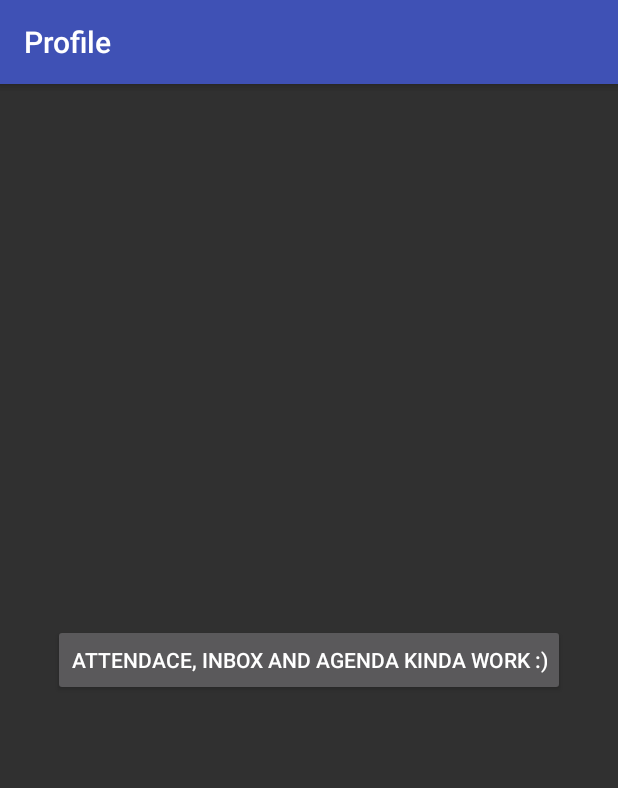
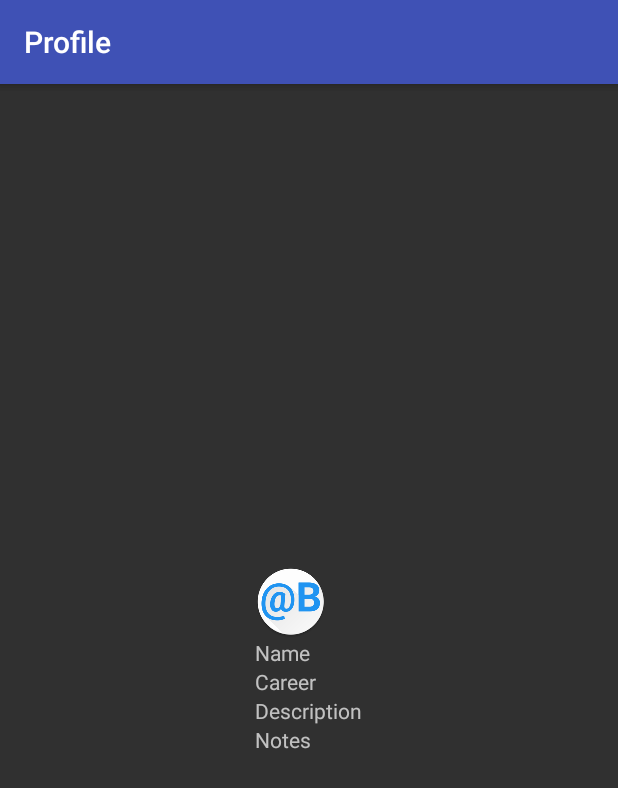
Before and after one commit to thermatk/MeAtB, an Android app: the fragment ProfileFragment placed in its activity, on a phone screen of 412 x 824 dp. Shown: the top 788 px of the screen. Run offline under Robolectric (Android 15) with nearby library versions, the phone set to English and light mode, and no system bars; libraries missing offline, so code that uses them is left out: com.evernote.android, com.mikepenz.google_material_typeface_library, com.mikepenz.materialdrawer, io.realm; pictures from the network do not load; 19 statements that could not run were skipped.

Commit message:
profile placeholder

```diff
--- a/app/src/main/java/com/thermatk/android/meatb/fragments/ProfileFragment.java
+++ b/app/src/main/java/com/thermatk/android/meatb/fragments/ProfileFragment.java
@@ -14,11 +14,17 @@ import android.view.LayoutInflater;
 import android.view.View;
 import android.view.ViewGroup;
 import android.widget.Button;
+import android.widget.ImageView;
+import android.widget.TextView;
 
+import com.bumptech.glide.Glide;
 import com.thermatk.android.meatb.R;
 import com.thermatk.android.meatb.activities.MainActivity;
+import com.thermatk.android.meatb.data.InitData;
 
 import java.util.Calendar;
+
+import io.realm.Realm;
 
 import static com.thermatk.android.meatb.helpers.CalendarHelper.findAndDeleteCalendars;
 import static com.thermatk.android.meatb.helpers.NotificationsHelper.doNotify;
@@ -45,6 +51,24 @@ public class ProfileFragment extends Fragment{
         // Inflate the layout for this fragment
         View rootView = inflater.inflate(R.layout.fragment_profile, container, false);
 
+
+        Realm realm = Realm.getDefaultInstance();
+        InitData profile = realm.where(InitData.class).findAll().first();
+
+        ImageView profPic = (ImageView) rootView.findViewById(R.id.profPic);
+        Glide.with(this).load(profile.getPhoto_url()).override(256, 256).fitCenter().into(profPic);
+        // TODO: apply transform?
+        TextView name = (TextView) rootView.findViewById(R.id.textViewName);
+        TextView career = (TextView) rootView.findViewById(R.id.textViewCareer);
+        TextView description = (TextView) rootView.findViewById(R.id.textViewDescription);
+        TextView notes = (TextView) rootView.findViewById(R.id.textViewNotes);
+        name.setText(profile.getFirstname()+ " " + profile.getLastname());
+        career.setText(profile.getCarreerTitle());
+        description.setText(profile.getCarreerDescription());
+        notes.setText(profile.getCarreerNotes());
+
+
+        realm.close();
         return rootView;
     }
 
--- a/app/src/main/res/layout/fragment_profile.xml
+++ b/app/src/main/res/layout/fragment_profile.xml
@@ -1,12 +1,47 @@
 <FrameLayout xmlns:android="http://schemas.android.com/apk/res/android"
+    xmlns:app="http://schemas.android.com/apk/res-auto"
     xmlns:tools="http://schemas.android.com/tools"
     android:layout_width="match_parent"
     android:layout_height="match_parent"
     tools:context="com.thermatk.android.meatb.fragments.ProfileFragment">
-    <Button
+    <RelativeLayout
+        android:layout_marginLeft="@dimen/activity_horizontal_margin"
+        android:layout_marginRight="@dimen/activity_horizontal_margin"
         android:layout_gravity="center"
         android:layout_width="wrap_content"
-        android:layout_height="wrap_content"
-        android:text="Attendace, Inbox and Agenda kinda work :)"
-        android:id="@+id/button" />
+        android:layout_height="wrap_content">
+        <ImageView
+            android:layout_width="wrap_content"
+            android:layout_height="wrap_content"
+            app:srcCompat="@mipmap/ic_launcher"
+            android:id="@+id/profPic" />
+
+        <TextView
+            android:layout_below="@id/profPic"
+            android:text="Name"
+            android:layout_width="wrap_content"
+            android:layout_height="wrap_content"
+            android:id="@+id/textViewName" />
+
+        <TextView
+            android:layout_below="@id/textViewName"
+            android:text="Career"
+            android:layout_width="wrap_content"
+            android:layout_height="wrap_content"
+            android:id="@+id/textViewCareer" />
+
+        <TextView
+            android:layout_below="@id/textViewCareer"
+            android:text="Description"
+            android:layout_width="wrap_content"
+            android:layout_height="wrap_content"
+            android:id="@+id/textViewDescription" />
+
+        <TextView
+            android:layout_below="@id/textViewDescription"
+            android:text="Notes"
+            android:layout_width="wrap_content"
+            android:layout_height="wrap_content"
+            android:id="@+id/textViewNotes" />
+    </RelativeLayout>
 </FrameLayout>
```
